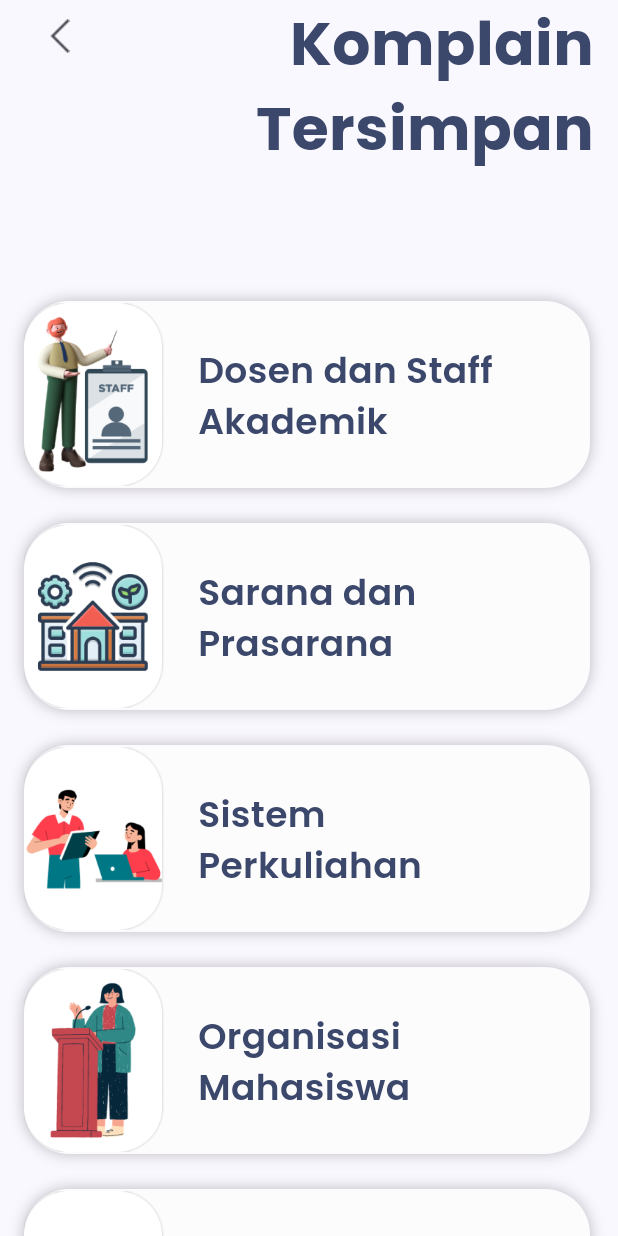
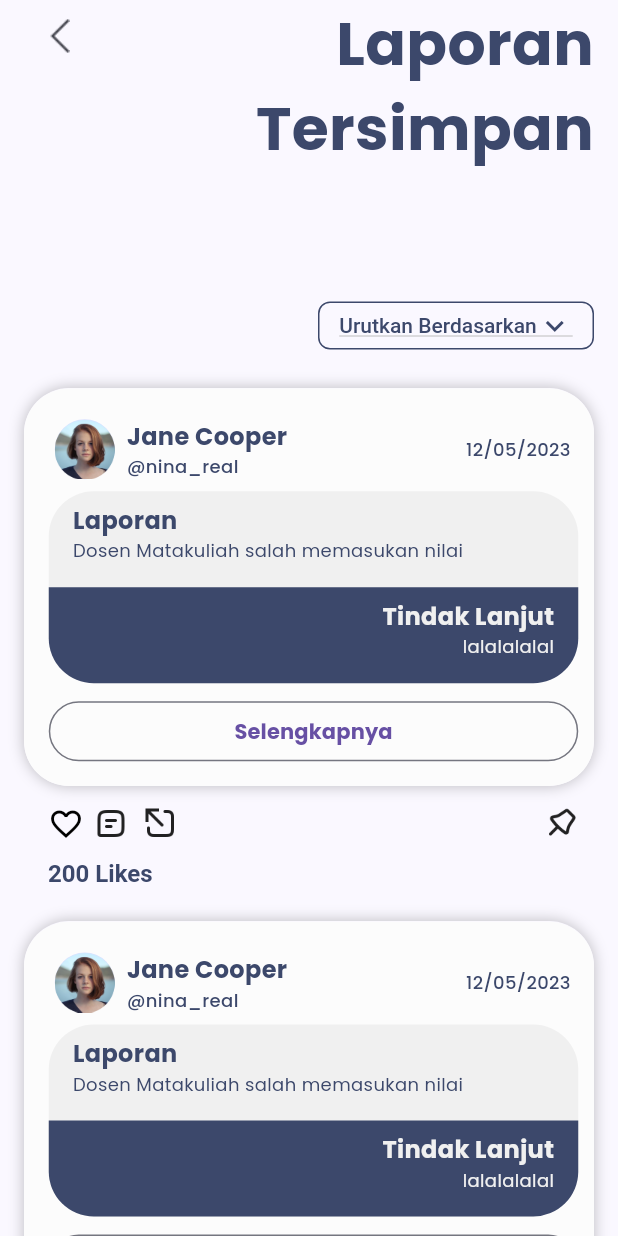
Before and after one commit to Capstone-Alta-19/flutter-ecomplaint, a Flutter app: the KomplainTersimpan screen opened directly, on a phone screen of 412 x 824 dp. Run offline on Flutter 3.47's test engine with Material 2 defaults, Android fonts, the phone set to English and light mode, and no system bars; drawn by our look-alikes of like_button; our stand-ins replace carousel_slider, chips_choice_null_safety, convex_bottom_bar, dio, dots_indicator, email_validator and 2 more; missing offline and left inert: date_format_field, molten_navigationbar_flutter; accounts and stored records are empty.

Commit message:
fixing myaccount complain

```diff
--- a/lib/screen/komplain_tersimpan.dart
+++ b/lib/screen/komplain_tersimpan.dart
@@ -1,55 +1,121 @@
-import 'package:complainz/screen/laporan/isi_berita_laporan_page.dart';
 import 'package:flutter/material.dart';
+import '../../config/app_color.dart';
+import '../../widget/custom_card.dart';
+import '../../widget/interaction_card.dart';
+import '../../widget/isi_laporan_item.dart';
+import '../../widget/profile_card.dart';
+import '../../widget/segment_title.dart';
+import '../../widget/selengkapnya_button.dart';
+import 'laporan/komentar_page.dart';
 
-import '../../widget/long_laporan_item.dart';
-import '../../widget/segment_title.dart';
+List<String> list = <String>['Urutkan Berdasarkan', 'Terbaru', 'Terlama'];
 
 class KomplainTersimpan extends StatefulWidget {
-  const KomplainTersimpan({Key? key}) : super(key: key);
+  const KomplainTersimpan({super.key});
 
   @override
   State<KomplainTersimpan> createState() => _KomplainTersimpanState();
 }
 
 class _KomplainTersimpanState extends State<KomplainTersimpan> {
+  String dropdownValue = list.first;
   @override
   Widget build(BuildContext context) {
-    GlobalKey segmenTitle = GlobalKey();
-    GlobalKey laporanItemSarana = GlobalKey();
-    GlobalKey laporanItemDosen = GlobalKey();
-    GlobalKey laporanItemKuliah = GlobalKey();
-    GlobalKey laporanItemOrmawa = GlobalKey();
-    GlobalKey laporanItemMahasiswa = GlobalKey();
-    GlobalKey laporanItemLainnya = GlobalKey();
-
     return Scaffold(
       appBar: PreferredSize(
         preferredSize: const Size.fromHeight(0),
         child: AppBar(),
       ),
-      body: SizedBox(
-        height: MediaQuery.of(context).size.height,
+      body: SingleChildScrollView(
+        child: SizedBox(
           width: MediaQuery.of(context).size.width,
           child: Center(
-          child: SingleChildScrollView(
             child: Column(
               children: [
-                SegmentTitleTwoLine(
-                  key: segmenTitle,
-                  title: "Komplain Tersimpan",
-                ),
+                const SegmentTitleTwoLine(title: "Laporan Tersimpan"),
                 const SizedBox(
                   height: 87.0,
                 ),
-                LongLaporanItem(
-                  key: laporanItemDosen,
-                  gambar: "assets/logo/gambar-dosen.png",
-                  title: "Dosen dan Staff Akademik",
+
+                Padding(
+                  padding: const EdgeInsets.only(right: 16.0),
+                  child: Flex(
+                    mainAxisAlignment: MainAxisAlignment.end,
+                    direction: Axis.horizontal,
+                    children: [
+                      Container(
+                        decoration: BoxDecoration(border: Border.all(width: 1, color: AppColors.primary), borderRadius: BorderRadius.circular(8)),
+                        width: 184,
+                        height: 32,
+                        child: Center(
+                          child: DropdownButton<String>(
+                            value: dropdownValue,
+                            icon: const Icon(color: AppColors.primary, Icons.expand_more),
+                            elevation: 16,
+                            style: const TextStyle(color: AppColors.font, fontSize: 14, fontWeight: FontWeight.w500),
+                            // underline: Container(
+                            //   height: 2,
+                            //   color: AppColors.primary,
+                            // ),
+                            onChanged: (String? value) {
+                              // This is called when the user selects an item.
+                              setState(() {
+                                dropdownValue = value!;
+                              });
+                            },
+                            items: list.map<DropdownMenuItem<String>>((String value) {
+                              return DropdownMenuItem<String>(
+                                value: value,
+                                child: Text(value),
+                              );
+                            }).toList(),
+                          ),
+                        ),
+                      ),
+                    ],
+                  ),
+                ),
+                const SizedBox(
+                  height: 26.0,
+                ),
+                ListView.builder(
+                  shrinkWrap: true,
+                  physics: const ScrollPhysics(),
+                  itemCount: 2,
+                  itemBuilder: (context, index) {
+                    return Column(
+                      children: [
+                        Padding(
+                          padding: const EdgeInsets.only(left: 16, right: 16),
+                          child: CustomCard(
+                              child: Padding(
+                            padding: const EdgeInsets.only(
+                              left: 16.5,
+                              right: 10.5,
+                              top: 20.5,
+                              bottom: 12.5,
+                            ),
+                            child: Column(
+                              children: [
+                                const ProfileCard(
+                                  avatar: "assets/logo/PP.png",
+                                  name: "Jane Cooper",
+                                  username: "@nina_real",
+                                  tanggal: "12/05/2023",
+                                ),
+                                const SizedBox(height: 8),
+                                const IsiLaporanItem(
+                                  laporan: "Dosen Matakuliah salah memasukan nilai",
+                                  tanggapan: "lalalalalal",
+                                ),
+                                const SizedBox(height: 8),
+                                SelengkapnyaButton(
+                                    title: "Selengkapnya",
                                     onPressed: () {
                                       Navigator.of(context).push(
                                         PageRouteBuilder(
                                             pageBuilder: (context, animation, secondaryAnimation) {
-                            return const IsiBeritaLaporanPage();
+                                              return const KomentarPage();
                                             },
                                             transitionDuration: const Duration(milliseconds: 300),
                                             transitionsBuilder: (context, animation, secondaryAnimation, child) {
@@ -63,134 +129,19 @@ class _KomplainTersimpanState extends State<KomplainTersimpan> {
                                               );
                                             }),
                                       );
-                  },
+                                    }),
+                              ],
                             ),
-                const SizedBox(height: 24),
-                LongLaporanItem(
-                  key: laporanItemSarana,
-                  gambar: "assets/logo/gambar-sarana-prasarana.png",
-                  title: "Sarana dan Prasarana",
-                  onPressed: () {
-                    Navigator.of(context).push(
-                      PageRouteBuilder(
-                          pageBuilder: (context, animation, secondaryAnimation) {
-                            return const IsiBeritaLaporanPage();
-                          },
-                          transitionDuration: const Duration(milliseconds: 300),
-                          transitionsBuilder: (context, animation, secondaryAnimation, child) {
-                            final tween = Tween(
-                              begin: const Offset(2, 0),
-                              end: Offset.zero,
-                            );
-                            return SlideTransition(
-                              position: animation.drive(tween),
-                              child: child,
-                            );
-                          }),
+                          )),
+                        ),
+                        const SizedBox(height: 13.0),
+                        const InteractionCard(),
+                        const SizedBox(height: 22.5),
+                      ],
                     );
                   },
-                ),
-                const SizedBox(height: 24),
-                LongLaporanItem(
-                  key: laporanItemKuliah,
-                  gambar: "assets/logo/gambar-sistem-perkuliahan.png",
-                  title: "Sistem Perkuliahan",
-                  onPressed: () {
-                    Navigator.of(context).push(
-                      PageRouteBuilder(
-                          pageBuilder: (context, animation, secondaryAnimation) {
-                            return const IsiBeritaLaporanPage();
-                          },
-                          transitionDuration: const Duration(milliseconds: 300),
-                          transitionsBuilder: (context, animation, secondaryAnimation, child) {
-                            final tween = Tween(
-                              begin: const Offset(2, 0),
-                              end: Offset.zero,
-                            );
-                            return SlideTransition(
-                              position: animation.drive(tween),
-                              child: child,
-                            );
-                          }),
-                    );
-                  },
-                ),
-                const SizedBox(height: 24),
-                LongLaporanItem(
-                  key: laporanItemOrmawa,
-                  gambar: "assets/logo/gambar-ormawa.png",
-                  title: "Organisasi Mahasiswa",
-                  onPressed: () {
-                    Navigator.of(context).push(
-                      PageRouteBuilder(
-                          pageBuilder: (context, animation, secondaryAnimation) {
-                            return const IsiBeritaLaporanPage();
-                          },
-                          transitionDuration: const Duration(milliseconds: 300),
-                          transitionsBuilder: (context, animation, secondaryAnimation, child) {
-                            final tween = Tween(
-                              begin: const Offset(2, 0),
-                              end: Offset.zero,
-                            );
-                            return SlideTransition(
-                              position: animation.drive(tween),
-                              child: child,
-                            );
-                          }),
-                    );
-                  },
-                ),
-                const SizedBox(height: 24),
-                LongLaporanItem(
-                  key: laporanItemMahasiswa,
-                  gambar: "assets/logo/gambar-sesam-mahasiswa.png",
-                  title: "Sesama Mahasiswa",
-                  onPressed: () {
-                    Navigator.of(context).push(
-                      PageRouteBuilder(
-                          pageBuilder: (context, animation, secondaryAnimation) {
-                            return const IsiBeritaLaporanPage();
-                          },
-                          transitionDuration: const Duration(milliseconds: 300),
-                          transitionsBuilder: (context, animation, secondaryAnimation, child) {
-                            final tween = Tween(
-                              begin: const Offset(2, 0),
-                              end: Offset.zero,
-                            );
-                            return SlideTransition(
-                              position: animation.drive(tween),
-                              child: child,
-                            );
-                          }),
-                    );
-                  },
-                ),
-                const SizedBox(height: 24),
-                LongLaporanItem(
-                  key: laporanItemLainnya,
-                  gambar: "assets/logo/gambar-lainnya.png",
-                  title: "Lainnya",
-                  onPressed: () {
-                    Navigator.of(context).push(
-                      PageRouteBuilder(
-                          pageBuilder: (context, animation, secondaryAnimation) {
-                            return const IsiBeritaLaporanPage();
-                          },
-                          transitionDuration: const Duration(milliseconds: 300),
-                          transitionsBuilder: (context, animation, secondaryAnimation, child) {
-                            final tween = Tween(
-                              begin: const Offset(2, 0),
-                              end: Offset.zero,
-                            );
-                            return SlideTransition(
-                              position: animation.drive(tween),
-                              child: child,
-                            );
-                          }),
-                    );
-                  },
-                ),
-                const SizedBox(height: 24),
+                )
+                //Isi berita laporan
               ],
             ),
           ),
--- a/lib/screen/my_account_page.dart
+++ b/lib/screen/my_account_page.dart
@@ -189,7 +189,7 @@ class _MyAccountState extends State<MyAccount> {
                         //Padding(padding: EdgeInsets.only(top: 28)),
                         InkWell(
                           onTap: () {
-                            Navigator.push(context, MaterialPageRoute(builder: (context) => const GantiPassword()));
+                            Navigator.push(context, MaterialPageRoute(builder: (context) => const KomplainTersimpan()));
                           },
                           child: Row(
                             children: const [
@@ -243,7 +243,7 @@ class _MyAccountState extends State<MyAccount> {
                         const SizedBox(height: 36),
                         InkWell(
                           onTap: () {
-                            Navigator.push(context, MaterialPageRoute(builder: (context) => KomplainTersimpan()));
+                            Navigator.push(context, MaterialPageRoute(builder: (context) => GantiProfile()));
                           },
                           child: Row(
                             children: const [
```
Lines whose indentation alone changed are shown as unchanged.
